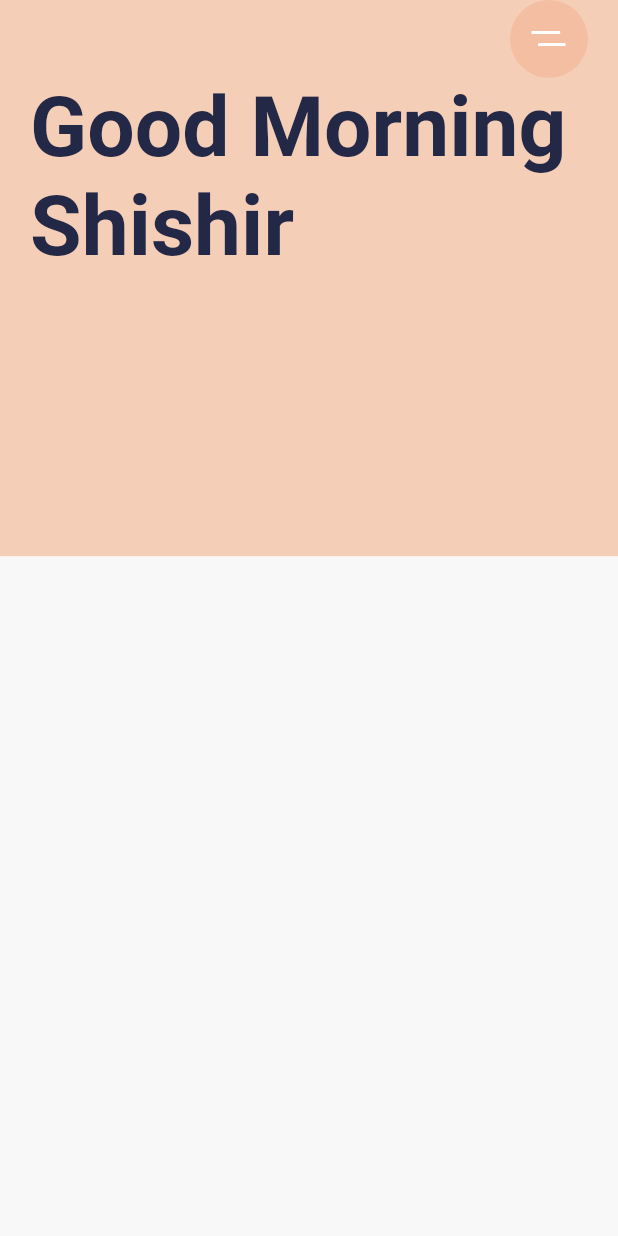
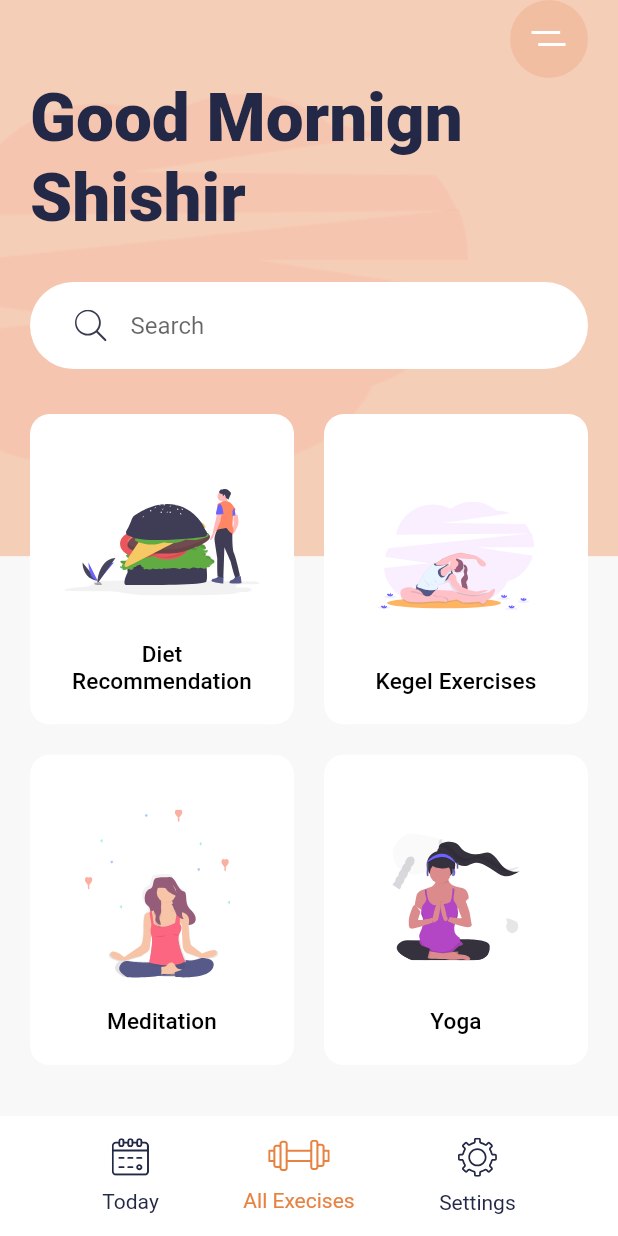
Before and after one commit to ArthurJSR/LearnFlutter, a Flutter app: the screen it shows after launch, on a phone screen of 412 x 824 dp. Run offline on Flutter 3.47's test engine with Material 2 defaults, Android fonts, the phone set to English and light mode, and no system bars; our stand-ins replace flutter_svg.

Commit message:
Foi criada a page Home com uma barra de navegação inferior. Até aqui a barra inferior não esta funcionando devidamente devido o algoritimo. Sem erro no código mas com mal funcionamento. Tive ótima adaptação e facilidade com a linguagem e o Framework até aqui.

```diff
--- a/.meditation_app/lib/main.dart
+++ b/.meditation_app/lib/main.dart
@@ -1,6 +1,8 @@
 import 'package:flutter/material.dart';
 import 'package:flutter_svg/flutter_svg.dart';
 import 'package:meditation_app/constants.dart';
+import 'package:meditation_app/widgets/bottom_nav_bar.dart';
+import 'package:meditation_app/widgets/category_card.dart';
 
 void main() {
   runApp(const MyApp());
@@ -20,6 +22,7 @@ class MyApp extends StatelessWidget {
         scaffoldBackgroundColor: kBackgroundColor,
         textTheme: Theme.of(context).textTheme.apply(displayColor: kTextColor),
       ),
+      // ignore: prefer_const_constructors
       home: HomeScreen(),
     );
   }
@@ -30,17 +33,21 @@ class HomeScreen extends StatelessWidget {
 
   @override
   Widget build(BuildContext context) {
-    var size = MediaQuery.of(context).size;
+    var size = MediaQuery.of(context)
+    .size;
     return Scaffold(
-      body: Stack(children: <Widget>[
+      bottomNavigationBar: BottomNavBar(),
+      body: Stack(
+        children: <Widget>[
         Container(
           height: size.height * .45,
           decoration: BoxDecoration(
             color: Color(0xFFF5CEB8),
             image: DecorationImage(
               alignment: Alignment.centerLeft,
-                image: AssetImage("assets/icons/pilates_gpdb.svg"),
-              )),
+              image: AssetImage("assets/images/undraw_pilates_gpdb.png"),
+            ),
+          ),
         ),
         SafeArea(
           child: Padding(
@@ -55,22 +62,68 @@ class HomeScreen extends StatelessWidget {
                     height: 52,
                     width: 52,
                     decoration: BoxDecoration(
-                    color: Color(0xFFF3BEA1),
+                      color: Color(0xFFF2BEA1),
                       shape: BoxShape.circle,
                     ),
                     child: SvgPicture.asset("assets/icons/menu.svg"),
                   ),
                 ),
                 Text(
-                "Good Morning\nShishir",
+                  "Good Mornign \nShishir",
                   style: Theme.of(context)
                       .textTheme
-                    .displayMedium
-                    ?.copyWith(fontWeight: FontWeight.w600),
+                      .displaySmall
+                      ?.copyWith(fontWeight: FontWeight.w900),
+                ),
+                Container(
+                  margin: EdgeInsets.symmetric(vertical: 30),
+                  padding: EdgeInsets.symmetric(horizontal: 30, vertical: 5),
+                  decoration: BoxDecoration(
+                    color: Colors.white,
+                    borderRadius: BorderRadius.circular(29.5),
+                  ),
+                  child: TextField(
+                    decoration: InputDecoration(
+                      hintText: "Search",
+                      icon: SvgPicture.asset("assets/icons/search.svg"),
+                      border: InputBorder.none,
+                    ),
+                  ),
+                ),
+                Expanded(
+                  child: GridView.count(
+                    crossAxisCount: 2,
+                    childAspectRatio: .85,
+                    crossAxisSpacing: 20,
+                    mainAxisSpacing: 20,
+                    children: <Widget>[
+                      CategoryCard(
+                        title: "Diet Recommendation",
+                        svgScr: "assets/icons/Hamburger.svg",
+                        press: () {},
+                      ),
+                      CategoryCard(
+                        title: "Kegel Exercises",
+                        svgScr: "assets/icons/Excrecises.svg",
+                        press: () {},
+                      ),
+                      CategoryCard(
+                        title: "Meditation",
+                        svgScr: "assets/icons/Meditation.svg",
+                        press: () {},
+                      ),
+                      CategoryCard(
+                        title: "Yoga",
+                        svgScr: "assets/icons/yoga.svg",
+                        press: () {},
                       ),
                     ],
                   ),
-        )),
+                )
+              ],
+            ),
+          ),
+        )
       ]),
     );
   }
--- /dev/null
+++ b/.meditation_app/lib/widgets/bottom_nav_bar.dart
@@ -0,0 +1,77 @@
+// ignore_for_file: public_member_api_docs, sort_constructors_first, prefer_const_constructors
+// ignore_for_file: deprecated_member_use
+
+import 'package:flutter/material.dart';
+import 'package:flutter_svg/flutter_svg.dart';
+
+import 'package:meditation_app/constants.dart';
+
+class BottomNavBar extends StatelessWidget {
+  const BottomNavBar({
+    super.key,
+  });
+
+  @override
+  Widget build(BuildContext context) {
+    return Container(
+      padding: EdgeInsets.symmetric(horizontal: 40, vertical: 10),
+      height: 80,
+      color: Colors.white,
+      child: Row(
+        mainAxisAlignment: MainAxisAlignment.spaceAround,
+        // ignore: prefer_const_literals_to_create_immutables
+        children: <Widget>[
+          BottomNavItem(
+            title: "Today",
+            svgScr: "assets/icons/calendar.svg",
+            press: () {},
+          ),
+          BottomNavItem(
+            title: "All Execises",
+            svgScr: "assets/icons/gym.svg",
+            press: () {},
+            isActive: true,
+          ),
+          BottomNavItem(
+            title: "Settings",
+            svgScr: "assets/icons/Settings.svg",
+            press: () {},
+          ),
+        ],
+      ),
+    );
+  }
+}
+
+class BottomNavItem extends StatelessWidget {
+  final String svgScr;
+  final String title;
+  final Function press;
+  final bool isActive;
+  const BottomNavItem({
+    Key? key,
+    required this.svgScr,
+    required this.title,
+    required this.press,
+    this.isActive = false,
+  }) : super(key: key);
+
+  @override
+  Widget build(BuildContext context) {
+    return GestureDetector(
+      onTap: () {},
+      child: Column(
+          mainAxisAlignment: MainAxisAlignment.spaceAround,
+          children: <Widget>[
+            SvgPicture.asset(
+              svgScr,
+              color: isActive ? kActiveIconColor : kTextColor,
+              ),
+            Text(
+              title,
+              style: TextStyle(color: isActive ? kActiveIconColor : kTextColor),
+            ),
+          ]),
+    );
+  }
+}
--- /dev/null
+++ b/.meditation_app/lib/widgets/category_card.dart
@@ -0,0 +1,57 @@
+// ignore_for_file: public_member_api_docs, sort_constructors_first
+import 'package:flutter/material.dart';
+import 'package:flutter_svg/flutter_svg.dart';
+import 'package:meditation_app/constants.dart';
+
+class CategoryCard extends StatelessWidget {
+  final String svgScr;
+  final String title;
+  final Function press;
+  const CategoryCard({
+    Key? key,
+    required this.svgScr,
+    required this.title,
+    required this.press,
+  }) : super(key: key);
+
+  @override
+  Widget build(BuildContext context) {
+    return ClipRRect(
+      borderRadius: BorderRadius.circular(13),
+      child: Container(
+        //padding: EdgeInsets.all(20),
+        decoration: BoxDecoration(
+          color: Colors.white,
+          borderRadius: BorderRadius.circular(13),
+          boxShadow: [
+            BoxShadow(
+              offset: Offset(0, 17),
+              blurRadius: 17,
+              spreadRadius: -23,
+              color: kShadowColor,
+            ),
+          ],
+        ),
+        child: Material(
+          color: Colors.transparent,
+          child: InkWell(
+            onTap: () {},
+            child: Padding(
+              padding: const EdgeInsets.all(20.0),
+              child: Column(children: <Widget>[
+                Spacer(),
+                SvgPicture.asset(svgScr),
+                Spacer(),
+                Text(
+                  title,
+                  textAlign: TextAlign.center,
+                  style: Theme.of(context).textTheme.titleSmall?.copyWith(fontSize: 15),
+                )
+              ]),
+            ),
+          ),
+        ),
+      ),
+    );
+  }
+}
```
Also changed, not shown: 1 other file. Lines whose indentation alone changed are shown as unchanged.
